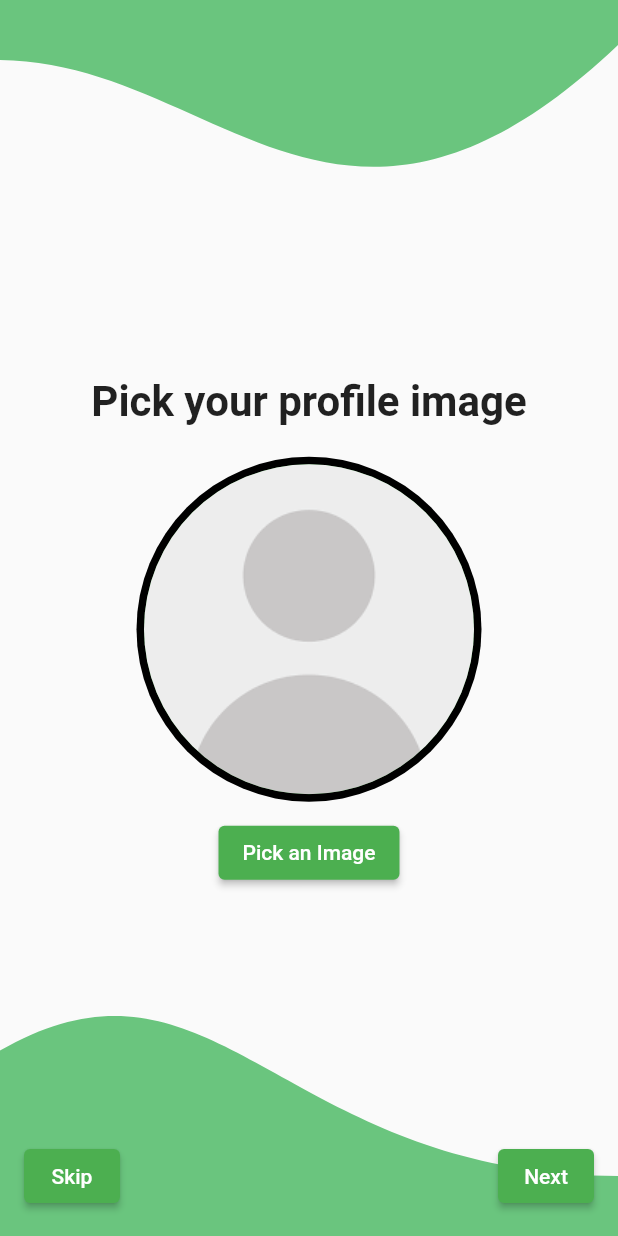
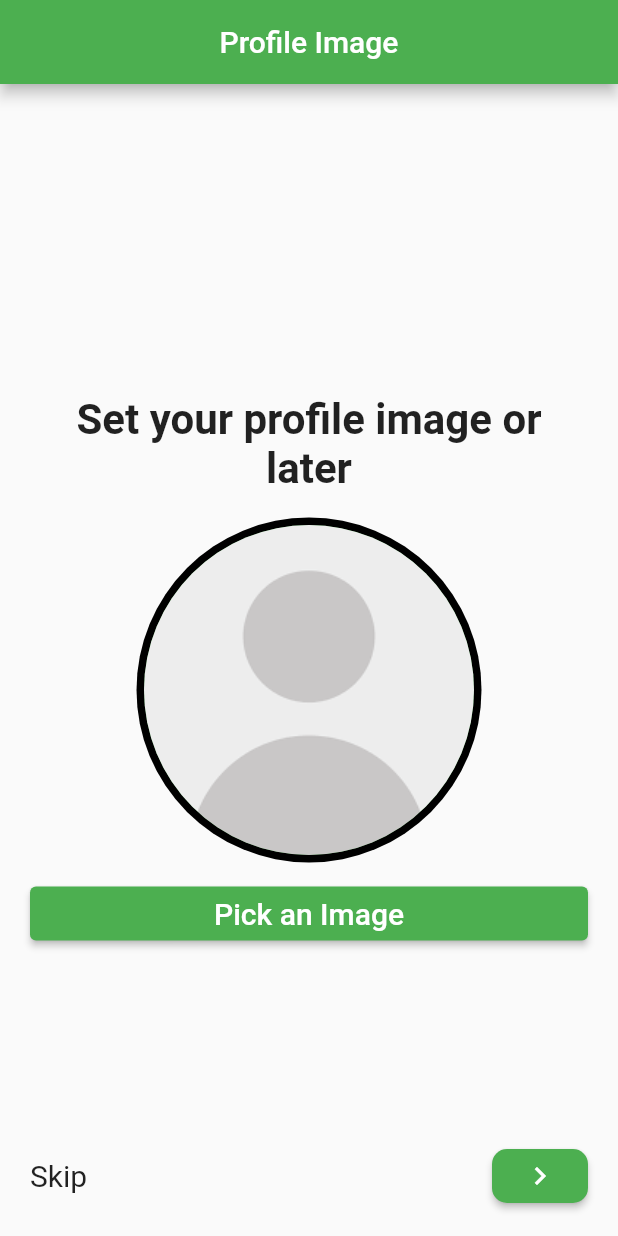
Before and after one commit to x1ang77/NutritionApp, a Flutter app: the ImagePage screen opened by its route, on a phone screen of 412 x 824 dp. Run offline on Flutter 3.47's test engine with Material 2 defaults, Android fonts, the phone set to English and light mode, and no system bars; our stand-ins replace carousel_slider, cloud_firestore, dropdown_button2, email_validator, firebase_auth, firebase_core and 5 more; accounts and stored records are empty.

Commit message:
completed image and onboarding

```diff
--- a/lib/ui/auth/image_page.dart
+++ b/lib/ui/auth/image_page.dart
@@ -2,7 +2,6 @@ import 'dart:io';
 import 'package:flutter/material.dart';
 import 'package:go_router/go_router.dart';
 import 'package:image_picker/image_picker.dart';
-import '../component/custom_auth_painter.dart';
 
 class ImagePage extends StatefulWidget {
   const ImagePage({Key? key}) : super(key: key);
@@ -16,7 +15,7 @@ class _ImagePageState extends State<ImagePage> {
   File? imageFile;
 
   void _skipToNextPage() {
-    context.push("/onboarding");
+    context.pushNamed("image", extra: {"imageFile" : null});
   }
 
   void _navigateToNextPage() {
@@ -37,27 +36,21 @@ class _ImagePageState extends State<ImagePage> {
   @override
   Widget build(BuildContext context) {
     return Scaffold(
-      body: SingleChildScrollView(
-        child: SizedBox(
-          height: MediaQuery.of(context).size.height,
-          child: Stack(
+      appBar: AppBar(
+        title: const Text("Profile Image"),
+        centerTitle: true,
+      ),
+      body: Stack(
         children: [
-              CustomPaint(
-                painter: CurvePainter(),
-                child: Container(
-                  height: MediaQuery.of(context).size.height,
-                ),
-              ),
           Column(
             mainAxisAlignment: MainAxisAlignment.center,
             children: [
               Container(
-                    margin: const EdgeInsets.symmetric(horizontal: 40, vertical: 20),
+                margin: const EdgeInsets.symmetric(vertical: 16.0, horizontal: 20),
                 alignment: Alignment.center,
                 child: const Text(
-                      "Pick your profile image",
+                  "Set your profile image or later",
                   textAlign: TextAlign.center,
-                      textDirection: TextDirection.ltr,
                   style: TextStyle(fontWeight: FontWeight.bold, fontSize: 28.0),
                 ),
               ),
@@ -75,9 +68,16 @@ class _ImagePageState extends State<ImagePage> {
                 ),
               ),
 
-                  ElevatedButton(
+              Container(
+                width: MediaQuery.of(context).size.width,
+                margin: const EdgeInsets.symmetric(horizontal: 20),
+                child: ElevatedButton(
                     onPressed: () => _pickImage(),
-                      child: Text("Pick an Image")
+                    child: const Text(
+                      "Pick an Image",
+                      style: TextStyle(fontSize: 20),
+                    )
+                ),
               ),
             ],
           ),
@@ -85,22 +85,25 @@ class _ImagePageState extends State<ImagePage> {
           Align(
             alignment: Alignment.bottomCenter,
             child: Container(
-                  padding: EdgeInsets.all(16.0),
+              margin: const EdgeInsets.symmetric(vertical: 16.0, horizontal: 20),
               child: Row(
                 mainAxisAlignment: MainAxisAlignment.spaceBetween,
                 children: [
-                      ElevatedButton(
-                        onPressed: () {
-                          _skipToNextPage();
-                        },
-                        child: const Text('Skip'),
+                  GestureDetector(
+                    onTap: () {_skipToNextPage();},
+                    child: const Text('Skip', style: TextStyle(fontSize: 20),),
                   ),
 
                   ElevatedButton(
                     onPressed: () {
                       _navigateToNextPage();
                     },
-                        child: const Text('Next'),
+                    style: ElevatedButton.styleFrom(
+                      backgroundColor: Colors.green,
+                      shape: RoundedRectangleBorder(
+                          borderRadius: BorderRadius.circular(10)),
+                    ),
+                    child: const Icon(Icons.navigate_next,),
                   ),
                 ],
               ),
@@ -108,8 +111,6 @@ class _ImagePageState extends State<ImagePage> {
           ),
         ],
       ),
-        ),
-      ),
     );
   }
 }
```
Also changed, not shown: lib/ui/auth/onboarding.dart (+37 -33 lines), 1 other file. Lines whose indentation alone changed are shown as unchanged.
